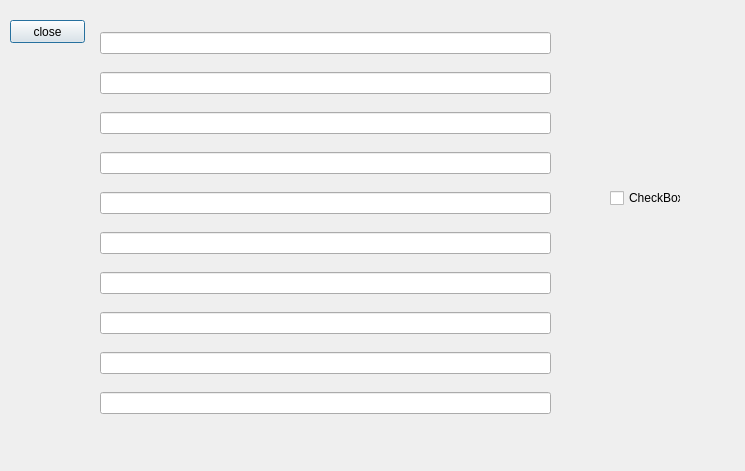
First picture: the form in source/Source/scantest.ui, repository cncncn159/source, before the edit.
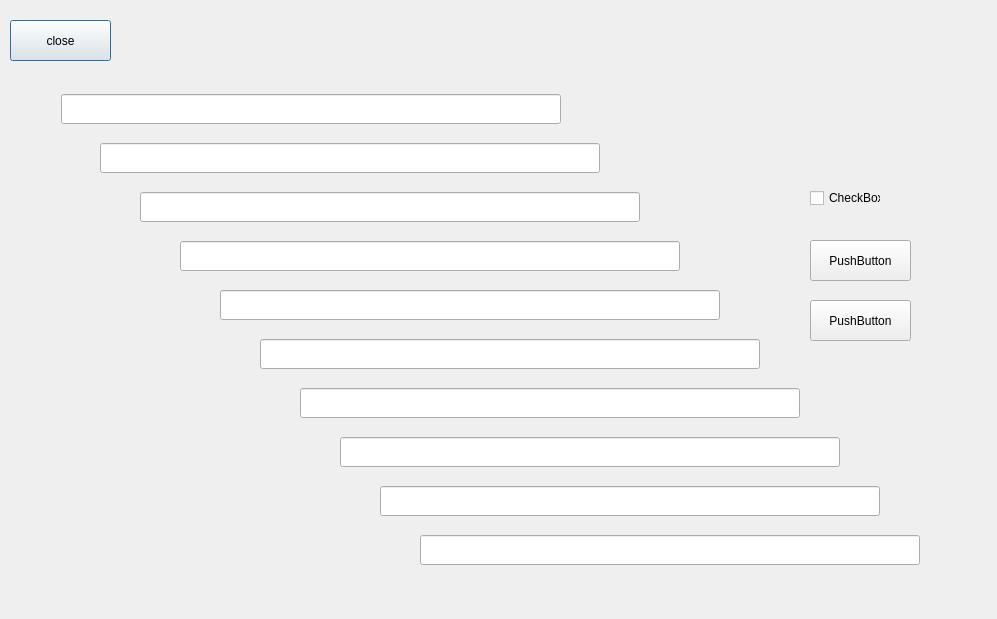
Second picture: the form after the edit.

What changed in the file:
```diff
--- a/source/Source/scantest.ui
+++ b/source/Source/scantest.ui
@@ -9,8 +9,8 @@
    <rect>
     <x>0</x>
     <y>0</y>
-    <width>745</width>
-    <height>471</height>
+    <width>997</width>
+    <height>619</height>
    </rect>
   </property>
   <property name="windowTitle">
@@ -21,100 +21,18 @@
     <rect>
      <x>10</x>
      <y>20</y>
-     <width>75</width>
-     <height>23</height>
+     <width>101</width>
+     <height>41</height>
     </rect>
    </property>
    <property name="text">
     <string>close</string>
    </property>
   </widget>
-  <widget class="QWidget" name="layoutWidget">
-   <property name="geometry">
-    <rect>
-     <x>100</x>
-     <y>20</y>
-     <width>451</width>
-     <height>411</height>
-    </rect>
-   </property>
-   <layout class="QVBoxLayout" name="verticalLayout">
-    <item>
-     <widget class="QLineEdit" name="lineEdit">
-      <property name="readOnly">
-       <bool>true</bool>
-      </property>
-     </widget>
-    </item>
-    <item>
-     <widget class="QLineEdit" name="lineEdit_2">
-      <property name="readOnly">
-       <bool>true</bool>
-      </property>
-     </widget>
-    </item>
-    <item>
-     <widget class="QLineEdit" name="lineEdit_3">
-      <property name="readOnly">
-       <bool>true</bool>
-      </property>
-     </widget>
-    </item>
-    <item>
-     <widget class="QLineEdit" name="lineEdit_4">
-      <property name="readOnly">
-       <bool>true</bool>
-      </property>
-     </widget>
-    </item>
-    <item>
-     <widget class="QLineEdit" name="lineEdit_5">
-      <property name="readOnly">
-       <bool>true</bool>
-      </property>
-     </widget>
-    </item>
-    <item>
-     <widget class="QLineEdit" name="lineEdit_6">
-      <property name="readOnly">
-       <bool>true</bool>
-      </property>
-     </widget>
-    </item>
-    <item>
-     <widget class="QLineEdit" name="lineEdit_7">
-      <property name="readOnly">
-       <bool>true</bool>
-      </property>
-     </widget>
-    </item>
-    <item>
-     <widget class="QLineEdit" name="lineEdit_8">
-      <property name="readOnly">
-       <bool>true</bool>
-      </property>
-     </widget>
-    </item>
-    <item>
-     <widget class="QLineEdit" name="lineEdit_9">
-      <property name="readOnly">
-       <bool>true</bool>
-      </property>
-     </widget>
-    </item>
-    <item>
-     <widget class="QLineEdit" name="lineEdit_10">
-      <property name="readOnly">
-       <bool>true</bool>
-      </property>
-     </widget>
-    </item>
-   </layout>
-  </widget>
   <widget class="QCheckBox" name="checkBox">
    <property name="geometry">
     <rect>
-     <x>610</x>
+     <x>810</x>
      <y>190</y>
      <width>71</width>
      <height>16</height>
@@ -127,6 +45,285 @@
     <bool>false</bool>
    </property>
   </widget>
+  <widget class="QPushButton" name="pushButton_2">
+   <property name="geometry">
+    <rect>
+     <x>810</x>
+     <y>240</y>
+     <width>101</width>
+     <height>41</height>
+    </rect>
+   </property>
+   <property name="text">
+    <string>PushButton</string>
+   </property>
+  </widget>
+  <widget class="QPushButton" name="pushButton_3">
+   <property name="geometry">
+    <rect>
+     <x>810</x>
+     <y>300</y>
+     <width>101</width>
+     <height>41</height>
+    </rect>
+   </property>
+   <property name="text">
+    <string>PushButton</string>
+   </property>
+  </widget>
+  <widget class="QLineEdit" name="lineEdit">
+   <property name="enabled">
+    <bool>true</bool>
+   </property>
+   <property name="geometry">
+    <rect>
+     <x>61</x>
+     <y>94</y>
+     <width>500</width>
+     <height>30</height>
+    </rect>
+   </property>
+   <property name="sizePolicy">
+    <sizepolicy hsizetype="Fixed" vsizetype="Fixed">
+     <horstretch>0</horstretch>
+     <verstretch>0</verstretch>
+    </sizepolicy>
+   </property>
+   <property name="minimumSize">
+    <size>
+     <width>500</width>
+     <height>30</height>
+    </size>
+   </property>
+   <property name="readOnly">
+    <bool>true</bool>
+   </property>
+  </widget>
+  <widget class="QLineEdit" name="lineEdit_9">
+   <property name="geometry">
+    <rect>
+     <x>380</x>
+     <y>486</y>
+     <width>500</width>
+     <height>30</height>
+    </rect>
+   </property>
+   <property name="sizePolicy">
+    <sizepolicy hsizetype="Fixed" vsizetype="Fixed">
+     <horstretch>0</horstretch>
+     <verstretch>0</verstretch>
+    </sizepolicy>
+   </property>
+   <property name="minimumSize">
+    <size>
+     <width>500</width>
+     <height>30</height>
+    </size>
+   </property>
+   <property name="readOnly">
+    <bool>true</bool>
+   </property>
+  </widget>
+  <widget class="QLineEdit" name="lineEdit_10">
+   <property name="geometry">
+    <rect>
+     <x>420</x>
+     <y>535</y>
+     <width>500</width>
+     <height>30</height>
+    </rect>
+   </property>
+   <property name="sizePolicy">
+    <sizepolicy hsizetype="Fixed" vsizetype="Fixed">
+     <horstretch>0</horstretch>
+     <verstretch>0</verstretch>
+    </sizepolicy>
+   </property>
+   <property name="minimumSize">
+    <size>
+     <width>500</width>
+     <height>30</height>
+    </size>
+   </property>
+   <property name="readOnly">
+    <bool>true</bool>
+   </property>
+  </widget>
+  <widget class="QLineEdit" name="lineEdit_2">
+   <property name="geometry">
+    <rect>
+     <x>100</x>
+     <y>143</y>
+     <width>500</width>
+     <height>30</height>
+    </rect>
+   </property>
+   <property name="sizePolicy">
+    <sizepolicy hsizetype="Fixed" vsizetype="Fixed">
+     <horstretch>0</horstretch>
+     <verstretch>0</verstretch>
+    </sizepolicy>
+   </property>
+   <property name="minimumSize">
+    <size>
+     <width>500</width>
+     <height>30</height>
+    </size>
+   </property>
+   <property name="readOnly">
+    <bool>true</bool>
+   </property>
+  </widget>
+  <widget class="QLineEdit" name="lineEdit_3">
+   <property name="geometry">
+    <rect>
+     <x>140</x>
+     <y>192</y>
+     <width>500</width>
+     <height>30</height>
+    </rect>
+   </property>
+   <property name="sizePolicy">
+    <sizepolicy hsizetype="Fixed" vsizetype="Fixed">
+     <horstretch>0</horstretch>
+     <verstretch>0</verstretch>
+    </sizepolicy>
+   </property>
+   <property name="minimumSize">
+    <size>
+     <width>500</width>
+     <height>30</height>
+    </size>
+   </property>
+   <property name="readOnly">
+    <bool>true</bool>
+   </property>
+  </widget>
+  <widget class="QLineEdit" name="lineEdit_5">
+   <property name="geometry">
+    <rect>
+     <x>220</x>
+     <y>290</y>
+     <width>500</width>
+     <height>30</height>
+    </rect>
+   </property>
+   <property name="sizePolicy">
+    <sizepolicy hsizetype="Fixed" vsizetype="Fixed">
+     <horstretch>0</horstretch>
+     <verstretch>0</verstretch>
+    </sizepolicy>
+   </property>
+   <property name="minimumSize">
+    <size>
+     <width>500</width>
+     <height>30</height>
+    </size>
+   </property>
+   <property name="readOnly">
+    <bool>true</bool>
+   </property>
+  </widget>
+  <widget class="QLineEdit" name="lineEdit_6">
+   <property name="geometry">
+    <rect>
+     <x>260</x>
+     <y>339</y>
+     <width>500</width>
+     <height>30</height>
+    </rect>
+   </property>
+   <property name="sizePolicy">
+    <sizepolicy hsizetype="Fixed" vsizetype="Fixed">
+     <horstretch>0</horstretch>
+     <verstretch>0</verstretch>
+    </sizepolicy>
+   </property>
+   <property name="minimumSize">
+    <size>
+     <width>500</width>
+     <height>30</height>
+    </size>
+   </property>
+   <property name="readOnly">
+    <bool>true</bool>
+   </property>
+  </widget>
+  <widget class="QLineEdit" name="lineEdit_4">
+   <property name="geometry">
+    <rect>
+     <x>180</x>
+     <y>241</y>
+     <width>500</width>
+     <height>30</height>
+    </rect>
+   </property>
+   <property name="sizePolicy">
+    <sizepolicy hsizetype="Fixed" vsizetype="Fixed">
+     <horstretch>0</horstretch>
+     <verstretch>0</verstretch>
+    </sizepolicy>
+   </property>
+   <property name="minimumSize">
+    <size>
+     <width>500</width>
+     <height>30</height>
+    </size>
+   </property>
+   <property name="readOnly">
+    <bool>true</bool>
+   </property>
+  </widget>
+  <widget class="QLineEdit" name="lineEdit_8">
+   <property name="geometry">
+    <rect>
+     <x>340</x>
+     <y>437</y>
+     <width>500</width>
+     <height>30</height>
+    </rect>
+   </property>
+   <property name="sizePolicy">
+    <sizepolicy hsizetype="Fixed" vsizetype="Fixed">
+     <horstretch>0</horstretch>
+     <verstretch>0</verstretch>
+    </sizepolicy>
+   </property>
+   <property name="minimumSize">
+    <size>
+     <width>500</width>
+     <height>30</height>
+    </size>
+   </property>
+   <property name="readOnly">
+    <bool>true</bool>
+   </property>
+  </widget>
+  <widget class="QLineEdit" name="lineEdit_7">
+   <property name="geometry">
+    <rect>
+     <x>300</x>
+     <y>388</y>
+     <width>500</width>
+     <height>30</height>
+    </rect>
+   </property>
+   <property name="sizePolicy">
+    <sizepolicy hsizetype="Fixed" vsizetype="Fixed">
+     <horstretch>0</horstretch>
+     <verstretch>0</verstretch>
+    </sizepolicy>
+   </property>
+   <property name="minimumSize">
+    <size>
+     <width>500</width>
+     <height>30</height>
+    </size>
+   </property>
+   <property name="readOnly">
+    <bool>true</bool>
+   </property>
+  </widget>
  </widget>
  <resources/>
  <connections>
```
